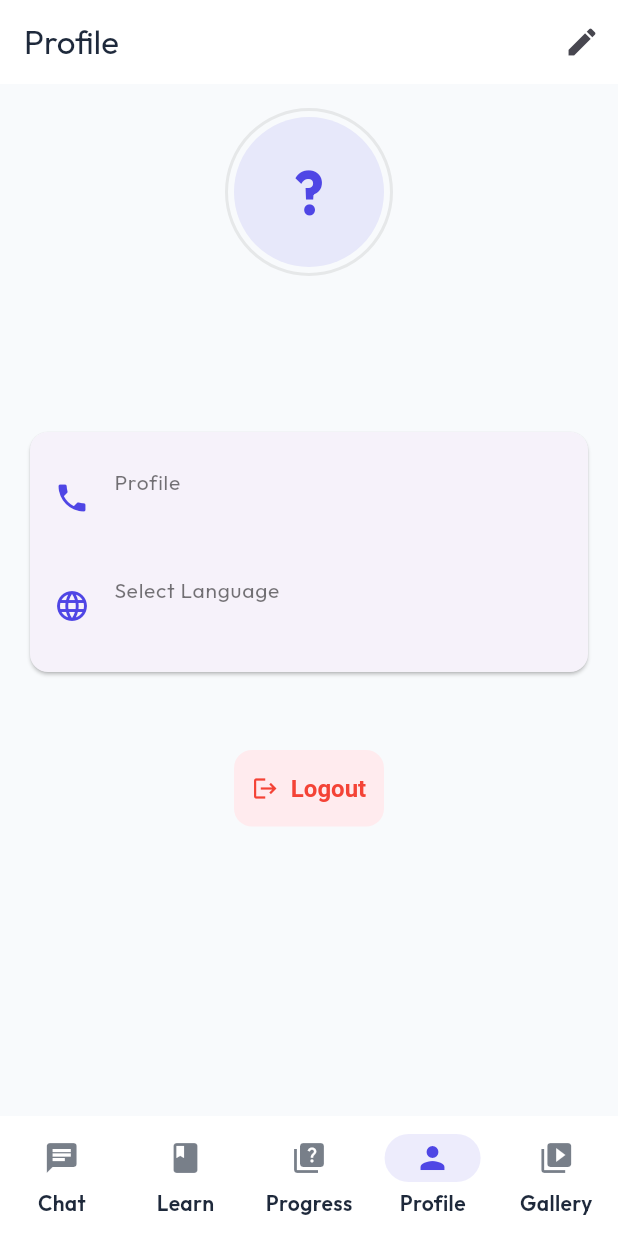
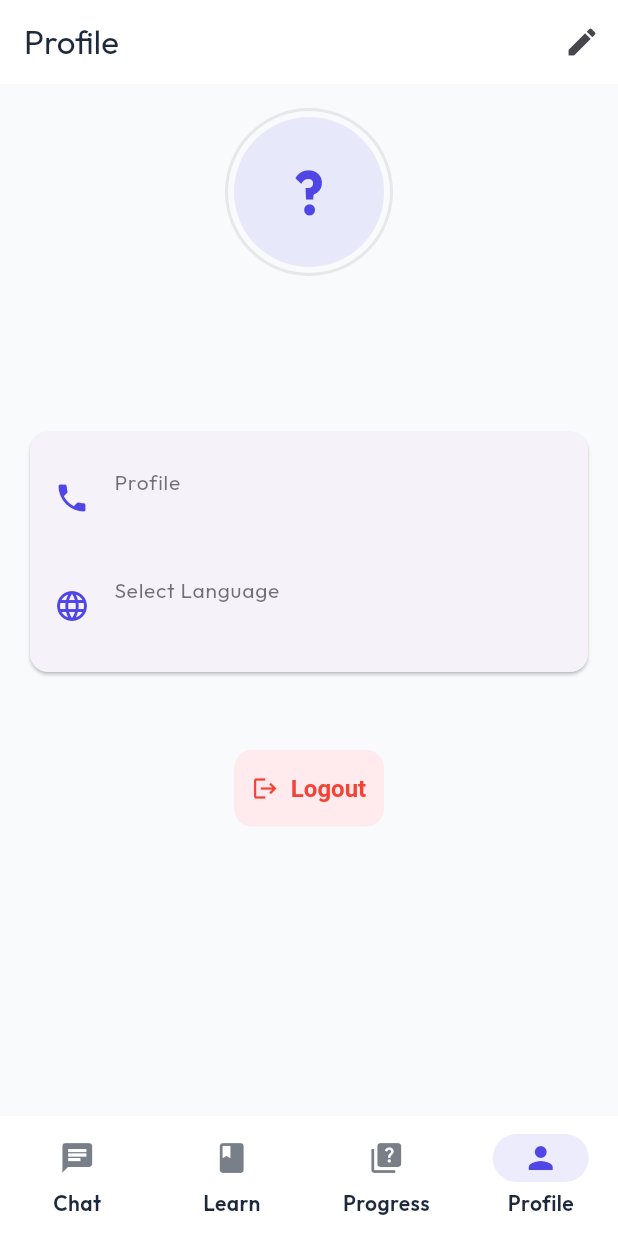
Before and after one commit to vishalvssics-ux/Digital-sarathi, a Flutter app: the HomeScreen screen opened directly, item 4 of the bottom bar chosen, on a phone screen of 412 x 824 dp. Run offline on Flutter 3.47's test engine with Material 3 defaults, Android fonts, the phone set to English and light mode, and no system bars; our stand-ins replace dio, google_fonts, line_icons, permission_handler, shared_preferences, speech_to_text and 1 more; missing offline and left inert: photo_manager; accounts and stored records are empty; network calls fail.

Commit message:
app completed

```diff
--- a/lib/screens/chat/chat_screen.dart
+++ b/lib/screens/chat/chat_screen.dart
@@ -752,9 +752,9 @@ class _ChatScreenState extends State<ChatScreen> {
           ],
         ),
         actions: [
-          IconButton(onPressed: (){
-            Navigator.push(context, MaterialPageRoute(builder: (_) => VideoListScreen()));
-          }, icon:LineIcon(LineIcons.video)),
+          // IconButton(onPressed: (){
+          //   Navigator.push(context, MaterialPageRoute(builder: (_) => VideoListScreen()));
+          // }, icon:LineIcon(LineIcons.video)),
           IconButton(
               onPressed: _clearHistory,
               icon: const Icon(LineIcons.trash)),
--- a/lib/screens/home/home_screen.dart
+++ b/lib/screens/home/home_screen.dart
@@ -26,7 +26,7 @@ class _HomeScreenState extends State<HomeScreen> {
     const QuizScreen(),
     const ProgressScreen(),
     const ProfileScreen(),
-    const VideoListScreen(),
+  //  const VideoListScreen(),
   ];
 
   @override
@@ -78,11 +78,11 @@ class _HomeScreenState extends State<HomeScreen> {
               selectedIcon: const Icon(Icons.person),
               label: LocalizationUtil.translate('nav_profile', language),
             ),
-            NavigationDestination(
-              icon: const Icon(Icons.video_library),
-              selectedIcon: const Icon(Icons.video_library),
-              label: LocalizationUtil.translate('nav_gallery', language),
-            ),
+            // NavigationDestination(
+            //   icon: const Icon(Icons.video_library),
+            //   selectedIcon: const Icon(Icons.video_library),
+            //   label: LocalizationUtil.translate('nav_gallery', language),
+            // ),
           ],
         ),
       ),
```
Also changed, not shown: 1 other file.
